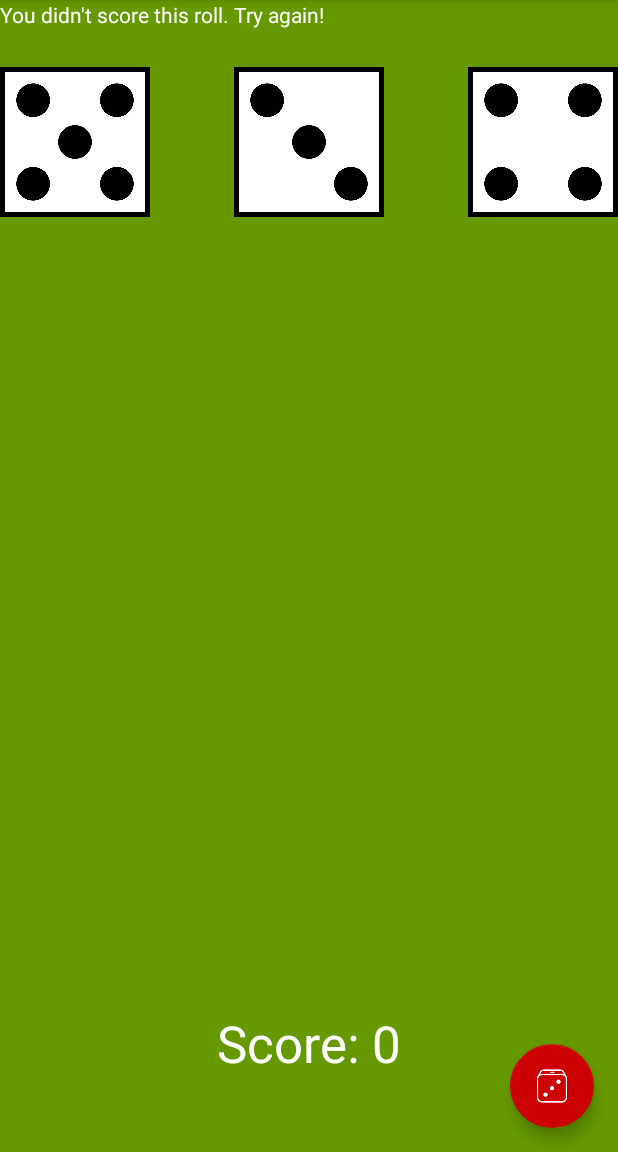
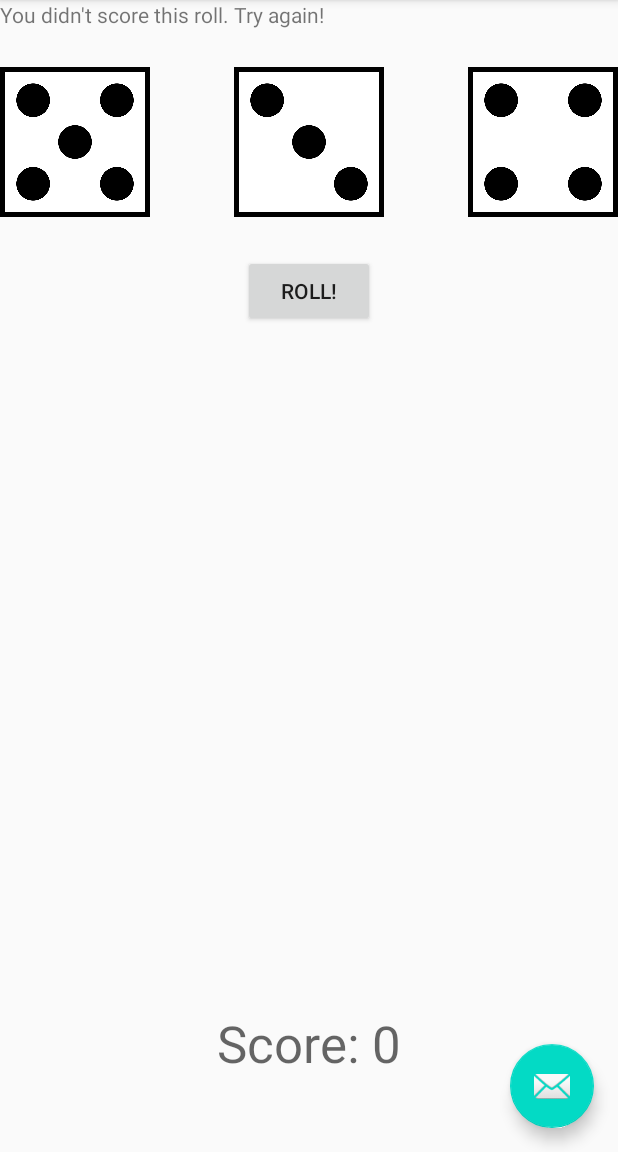
Before and after one commit to offie321/DiceOut, an Android app: the screen it shows after launch (MainActivity), in the options menu, after a tap on "Settings", on a phone screen of 412 x 824 dp, the part 84-1236 px from its top. Run offline under Robolectric (Android 15) with nearby library versions, the phone set to English and light mode, and no system bars.

Commit message:
Revert "add_design"

```diff
--- a/app/src/main/java/example/com/MainActivity.java
+++ b/app/src/main/java/example/com/MainActivity.java
@@ -28,6 +28,8 @@ public class MainActivity extends AppCompatActivity {
     //field to hold the roll result text.
     TextView rollResult;
 
+    //field to hold the roll button
+    Button rollButton;
 
     //field to hold the score
     int score;
@@ -60,7 +62,8 @@ public class MainActivity extends AppCompatActivity {
         fab.setOnClickListener(new View.OnClickListener() {
             @Override
             public void onClick(View view) {
-                rollDice(view);
+                Snackbar.make(view, "Replace with your own action", Snackbar.LENGTH_LONG)
+                        .setAction("Action", null).show();
             }
         });
 
@@ -68,6 +71,7 @@ public class MainActivity extends AppCompatActivity {
         score = 0;
 
         rollResult = findViewById(R.id.rollResult);
+        rollButton = findViewById(R.id.rollButton);
         scoreText = (TextView) findViewById(R.id.scoreText);
 
         //create greeting
--- a/app/src/main/res/layout/activity_main.xml
+++ b/app/src/main/res/layout/activity_main.xml
@@ -28,7 +28,6 @@
         android:layout_height="wrap_content"
         android:layout_gravity="bottom|end"
         android:layout_margin="@dimen/fab_margin"
-        app:backgroundTint="@android:color/holo_red_dark"
-        app:srcCompat="@drawable/dice_100px" />
+        app:srcCompat="@android:drawable/ic_dialog_email" />
 
 </androidx.coordinatorlayout.widget.CoordinatorLayout>
--- a/app/src/main/res/layout/content_main.xml
+++ b/app/src/main/res/layout/content_main.xml
@@ -3,7 +3,6 @@
     xmlns:app="http://schemas.android.com/apk/res-auto"
     android:layout_width="match_parent"
     android:layout_height="match_parent"
-    android:background="@android:color/holo_green_dark"
     app:layout_behavior="@string/appbar_scrolling_view_behavior">
 
 
@@ -11,8 +10,18 @@
         android:id="@+id/rollResult"
         android:layout_width="wrap_content"
         android:layout_height="wrap_content"
-        android:text="@string/hello_first_fragment"
-        android:textColor="@android:color/white" />
+        android:text="@string/hello_first_fragment" />
+
+    <Button
+        android:id="@+id/rollButton"
+        android:layout_width="wrap_content"
+        android:layout_height="wrap_content"
+        android:layout_below="@+id/die2Image"
+        android:layout_centerHorizontal="true"
+        android:layout_marginTop="25dp"
+        android:onClick="rollDice"
+        android:text="@string/roll" />
+
 
 
     <androidx.fragment.app.FragmentContainerView
@@ -28,8 +37,8 @@
         android:layout_below="@id/rollResult"
         android:layout_alignParentStart="true"
         android:layout_marginTop="25dp"
-        android:contentDescription="@string/imagedie1"
-        android:src="@drawable/die_1" />
+        android:src="@drawable/die_1"
+        android:contentDescription="@string/imagedie1" />
 
     <ImageView
         android:id="@+id/die2Image"
@@ -38,8 +47,8 @@
         android:layout_below="@id/rollResult"
         android:layout_centerHorizontal="true"
         android:layout_marginTop="25dp"
-        android:contentDescription="@string/imagedie2"
-        android:src="@drawable/die_1" />
+        android:src="@drawable/die_1"
+        android:contentDescription="@string/imagedie2" />
 
     <ImageView
         android:id="@+id/die3Image"
@@ -48,8 +57,8 @@
         android:layout_below="@id/rollResult"
         android:layout_alignParentEnd="true"
         android:layout_marginTop="25dp"
-        android:contentDescription="@string/imagedie3"
-        android:src="@drawable/die_1" />
+        android:src="@drawable/die_1"
+        android:contentDescription="@string/imagedie3" />
 
     <TextView
         android:id="@+id/scoreText"
@@ -59,8 +68,7 @@
         android:layout_centerHorizontal="true"
         android:layout_marginBottom="50dp"
         android:text="Score: 0"
-        android:textAppearance="@style/TextAppearance.AppCompat.Display1"
-        android:textColor="@android:color/white" />
+        android:textAppearance="@style/TextAppearance.AppCompat.Display1" />
 
 
 </RelativeLayout>
```
Also changed, not shown: app/src/main/res/drawable-v24/dice_100px.png (deleted).
